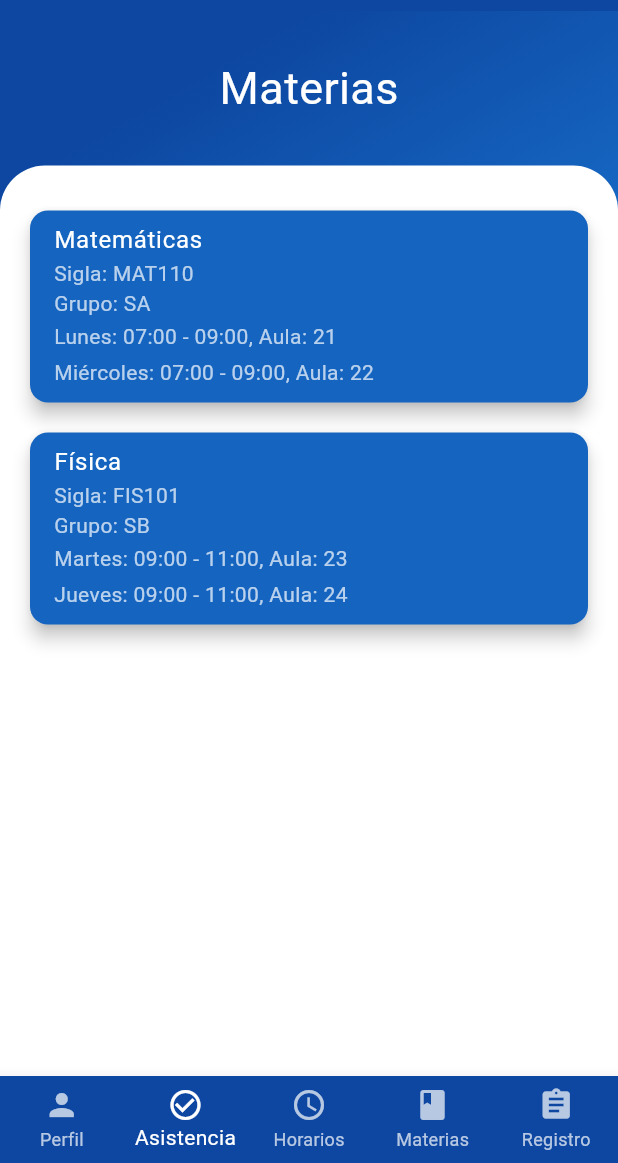
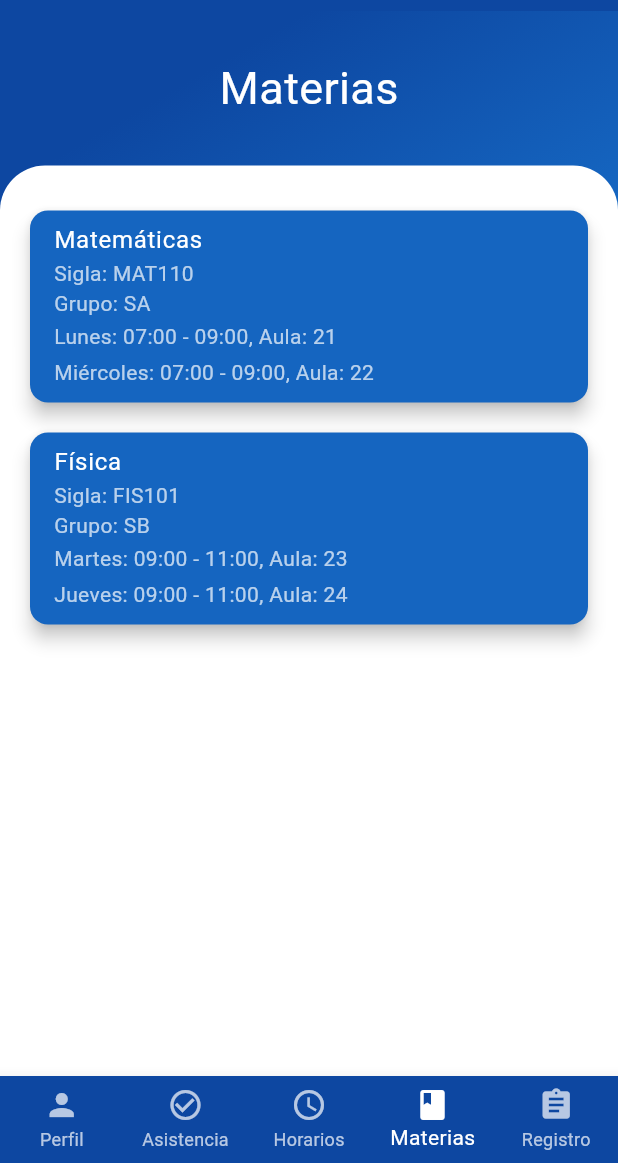
Before and after one commit to YOFRANCITO/PROYECTO-SIG-FINAL, a Flutter app: the MateriasPage screen opened by its route, on a phone screen of 412 x 824 dp, the part 73-1236 px from its top. Run offline on Flutter 3.47's test engine with Material 3 defaults, Android fonts, the phone set to English and light mode, and no system bars; our stand-ins replace animate_do, geolocator, shared_preferences; accounts and stored records are empty.

Commit message:
arreglo del indice

```diff
--- a/lib/pages/materias.dart
+++ b/lib/pages/materias.dart
@@ -77,7 +77,7 @@ class _MateriasPageState extends State<MateriasPage> {
           ],
         ),
       ),
-      bottomNavigationBar: BottomNavBar(selectedIndex: 1),
+      bottomNavigationBar: BottomNavBar(selectedIndex: 3),
     );
   }
 
```
